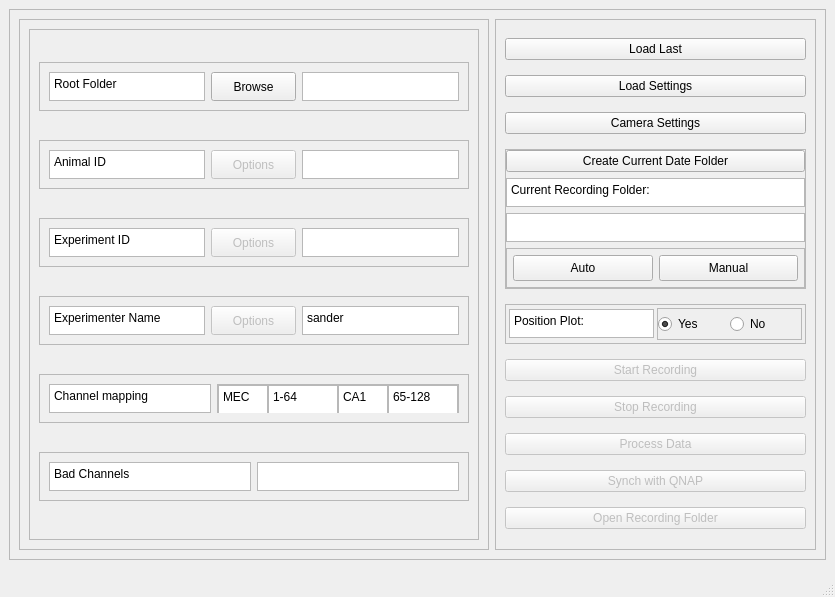
Barry-lab/openEPhys_DACQ, file RecordingManagerDesign.ui: the form before one commit.
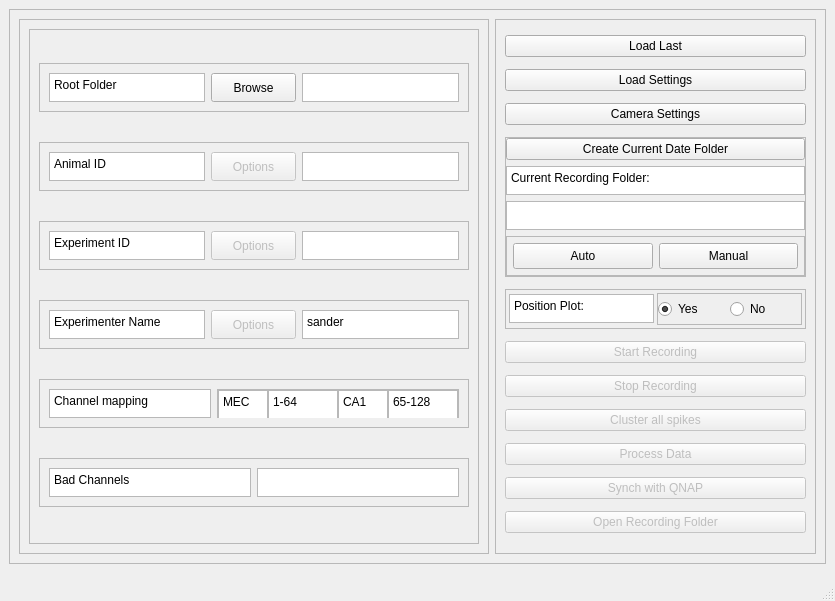
The form after the commit.

Commit message: Changed to Kwik format. This breaks DetectWaveforms.py and relies on spikes saved via OpenEphysGUI

Patch:
```diff
--- a/RecordingManagerDesign.ui
+++ b/RecordingManagerDesign.ui
@@ -7,7 +7,7 @@
     <x>0</x>
     <y>0</y>
     <width>835</width>
-    <height>597</height>
+    <height>601</height>
    </rect>
   </property>
   <property name="windowTitle">
@@ -50,7 +50,7 @@
                <x>0</x>
                <y>0</y>
                <width>492</width>
-               <height>474</height>
+               <height>478</height>
               </rect>
              </property>
              <layout class="QVBoxLayout" name="verticalLayout">
@@ -768,6 +768,16 @@
             </property>
            </widget>
           </item>
+          <item>
+           <widget class="QPushButton" name="pb_cluster">
+            <property name="enabled">
+             <bool>false</bool>
+            </property>
+            <property name="text">
+             <string>Cluster all spikes</string>
+            </property>
+           </widget>
+          </item>
           <item>
            <widget class="QPushButton" name="pb_process_data">
             <property name="enabled">
```
Left out of the diff: 2 changed lines with no effect on the pictures. The commit also changes 12 other files.
